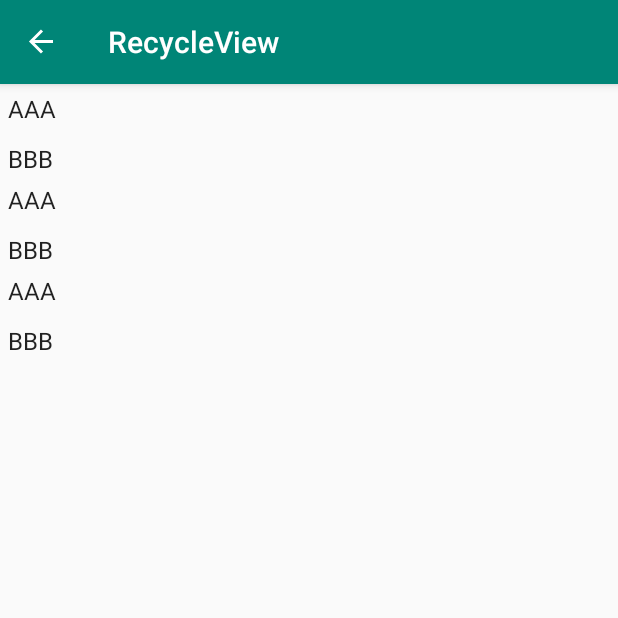
After one commit to anunda51/AuNzCoffee, an Android app: the TestRecycleView screen opened through its navigation route, on a phone screen of 412 x 824 dp, the top half of it. The commit adds this screen. Run offline under Robolectric (Android 15) with nearby library versions, the phone set to English and light mode, and no system bars; our stand-ins replace Room's generated code, data binding, navigation-ui.

Commit message:
Test RecycleView Success

```diff
--- a/app/build.gradle
+++ b/app/build.gradle
@@ -46,4 +46,5 @@ dependencies {
     implementation 'androidx.room:room-runtime:2.2.1'
     annotationProcessor 'androidx.room:room-compiler:2.2.1'
     kapt "androidx.room:room-compiler:2.2.1"
+    implementation 'androidx.recyclerview:recyclerview:1.0.0'
 }
--- a/app/src/main/java/buu/informatics/s59160625/aunzcoffee/screens/coffeeList/CoffeeListViewModel.kt
+++ b/app/src/main/java/buu/informatics/s59160625/aunzcoffee/screens/coffeeList/CoffeeListViewModel.kt
@@ -11,6 +11,12 @@ class CoffeeListViewModel : ViewModel(){
         "มอคค่า",
         "เอสเปรสโซ่",
         "อเมริกาโน่")
+
+    var teaList = arrayOf("ชานม",
+        "ชาเขียว",
+        "ชามะลิ",
+        "ชาดำ",
+        "ชาไทย")
 //    private val coffee = coffeeDatabase.getAllCoffees()
 
 //    val coffeeString = Transformations.map(coffee) { coffee ->
--- /dev/null
+++ b/app/src/main/java/buu/informatics/s59160625/aunzcoffee/testRecycleView/MyAdapter.kt
@@ -0,0 +1,58 @@
+package buu.informatics.s59160625.aunzcoffee.testRecycleView
+
+import android.util.Log
+import android.view.LayoutInflater
+import android.view.View
+import android.view.ViewGroup
+import android.widget.TextView
+import androidx.recyclerview.widget.RecyclerView
+import buu.informatics.s59160625.aunzcoffee.R
+
+class MyAdapter : RecyclerView.Adapter<MyAdapter.ViewHolder>(){
+    private var items = listOf<MyData>()
+        set(value) {
+            field = value
+            notifyDataSetChanged()
+        }
+
+    override fun onCreateViewHolder(parent: ViewGroup, viewType: Int): ViewHolder {
+        Log.i("test","Start")
+        return ViewHolder.from(parent)
+    }
+
+    override fun onBindViewHolder(holder: ViewHolder, position: Int) {
+        holder.contentTextView.text = items[position].content
+        holder.sourceTextView.text = items[position].source
+    }
+
+    fun replaceItems(items: List<MyData>) {
+        this.items = items
+        notifyDataSetChanged()
+    }
+
+    override fun getItemCount(): Int = items.size
+
+    class ViewHolder private constructor(itemView: View) : RecyclerView.ViewHolder(itemView){
+        val contentTextView: TextView = itemView.findViewById(R.id.contentTextView)
+        val sourceTextView: TextView = itemView.findViewById(R.id.sourceTextView)
+
+        fun bind(item: MyData) {
+            Log.i("test",item.content + " " + item.source)
+            contentTextView.text = item.content
+            sourceTextView.text = item.source
+        }
+
+        companion object {
+            fun from(parent: ViewGroup): ViewHolder {
+                val layoutInflater = LayoutInflater.from(parent.context)
+                val view = layoutInflater
+                    .inflate(R.layout.my_list_item, parent, false)
+
+                return ViewHolder(view)
+            }
+        }
+    }
+
+//    inner class ViewHolder(
+//        override val containerView: View) : RecyclerView.ViewHolder(containerView), LayoutContainer
+}
--- /dev/null
+++ b/app/src/main/java/buu/informatics/s59160625/aunzcoffee/testRecycleView/MyData.kt
@@ -0,0 +1,5 @@
+package buu.informatics.s59160625.aunzcoffee.testRecycleView
+class MyData(
+    val content: String,
+    val source: String
+)
--- /dev/null
+++ b/app/src/main/java/buu/informatics/s59160625/aunzcoffee/testRecycleView/MyViewModel.kt
@@ -0,0 +1,7 @@
+package buu.informatics.s59160625.aunzcoffee.testRecycleView
+
+import androidx.lifecycle.ViewModel
+
+class MyViewModel: ViewModel() {
+
+}
--- /dev/null
+++ b/app/src/main/java/buu/informatics/s59160625/aunzcoffee/testRecycleView/TestRecycleView.kt
@@ -0,0 +1,43 @@
+package buu.informatics.s59160625.aunzcoffee.testRecycleView
+
+
+import android.os.Bundle
+import android.util.Log
+import androidx.fragment.app.Fragment
+import android.view.LayoutInflater
+import android.view.View
+import android.view.ViewGroup
+import android.widget.LinearLayout
+import androidx.databinding.DataBindingUtil
+import androidx.recyclerview.widget.LinearLayoutManager
+import buu.informatics.s59160625.aunzcoffee.R
+import buu.informatics.s59160625.aunzcoffee.databinding.FragmentCoffeeListPageBinding
+import buu.informatics.s59160625.aunzcoffee.databinding.FragmentTestRecycleViewBinding
+import kotlinx.android.synthetic.main.fragment_test_recycle_view.*
+
+/**
+ * A simple [Fragment] subclass.
+ */
+class TestRecycleView : Fragment() {
+//    private lateinit var adapter: MyAdapter
+    override fun onCreateView(
+        inflater: LayoutInflater, container: ViewGroup?,
+        savedInstanceState: Bundle?
+    ): View? {
+        // Inflate the layout for this fragment
+        val binding = DataBindingUtil.inflate<FragmentTestRecycleViewBinding>(inflater,
+            R.layout.fragment_test_recycle_view,container, false)
+        val items = listOf(
+            MyData("AAA","BBB"),
+            MyData("AAA","BBB"),
+            MyData("AAA","BBB")
+        )
+        val adapter = MyAdapter()
+        adapter.replaceItems(items)
+        binding.recycleView.adapter = adapter
+        return binding.root
+//        return inflater.inflate(R.layout.fragment_test_recycle_view, container, false)
+    }
+
+
+}
--- /dev/null
+++ b/app/src/main/res/layout/fragment_test_recycle_view.xml
@@ -0,0 +1,23 @@
+<?xml version="1.0" encoding="utf-8"?>
+<layout xmlns:app="http://schemas.android.com/apk/res-auto"
+    xmlns:tools="http://schemas.android.com/tools"
+>
+    <androidx.constraintlayout.widget.ConstraintLayout xmlns:android="http://schemas.android.com/apk/res/android"
+
+        android:id="@+id/frameLayout7"
+        android:layout_width="match_parent"
+        android:layout_height="match_parent"
+        tools:context="buu.informatics.s59160625.aunzcoffee.testRecycleView.TestRecycleView"
+        >
+
+        <androidx.recyclerview.widget.RecyclerView
+            android:id="@+id/recycleView"
+            android:layout_width="match_parent"
+            android:layout_height="match_parent"
+            app:layout_constraintBottom_toBottomOf="parent"
+            app:layout_constraintEnd_toEndOf="parent"
+            app:layout_constraintStart_toStartOf="parent"
+            app:layout_constraintTop_toTopOf="parent"
+            app:layoutManager="androidx.recyclerview.widget.LinearLayoutManager"/>
+    </androidx.constraintlayout.widget.ConstraintLayout>
+</layout>
--- /dev/null
+++ b/app/src/main/res/layout/my_list_item.xml
@@ -0,0 +1,35 @@
+<?xml version="1.0" encoding="utf-8"?>
+<androidx.constraintlayout.widget.ConstraintLayout xmlns:android="http://schemas.android.com/apk/res/android"
+    xmlns:app="http://schemas.android.com/apk/res-auto"
+    xmlns:tools="http://schemas.android.com/tools"
+    android:layout_width="match_parent"
+    android:layout_height="wrap_content">
+
+    <TextView
+        android:id="@+id/contentTextView"
+        android:layout_width="0dp"
+        android:layout_height="wrap_content"
+        android:layout_marginStart="5dp"
+        android:layout_marginLeft="5dp"
+        android:layout_marginTop="5dp"
+        android:layout_marginEnd="5dp"
+        android:layout_marginRight="5dp"
+        android:textAppearance="?attr/textAppearanceListItem"
+        app:layout_constraintEnd_toEndOf="parent"
+        app:layout_constraintStart_toStartOf="parent"
+        app:layout_constraintTop_toTopOf="parent" />
+
+    <TextView
+        android:id="@+id/sourceTextView"
+        android:layout_width="0dp"
+        android:layout_height="wrap_content"
+        android:layout_marginStart="5dp"
+        android:layout_marginLeft="5dp"
+        android:layout_marginTop="11dp"
+        android:layout_marginEnd="5dp"
+        android:layout_marginRight="5dp"
+        android:textAppearance="?attr/textAppearanceListItem"
+        app:layout_constraintEnd_toEndOf="parent"
+        app:layout_constraintStart_toStartOf="parent"
+        app:layout_constraintTop_toBottomOf="@+id/contentTextView" />
+</androidx.constraintlayout.widget.ConstraintLayout>
--- a/app/src/main/res/menu/options_menu.xml
+++ b/app/src/main/res/menu/options_menu.xml
@@ -4,4 +4,7 @@
     <item
         android:id="@+id/about_page"
         android:title="@string/about_string" />
+    <item
+        android:id="@+id/testRecycleView"
+        android:title="RecycleView" />
 </menu>
--- a/app/src/main/res/navigation/navigation.xml
+++ b/app/src/main/res/navigation/navigation.xml
@@ -53,4 +53,9 @@
         android:name="buu.informatics.s59160625.aunzcoffee.screens.about.AboutPage"
         android:label="About"
         tools:layout="@layout/fragment_about_page" />
+    <fragment
+        android:id="@+id/testRecycleView"
+        android:name="buu.informatics.s59160625.aunzcoffee.testRecycleView.TestRecycleView"
+        android:label="RecycleView"
+        tools:layout="@layout/fragment_test_recycle_view" />
 </navigation>
```
